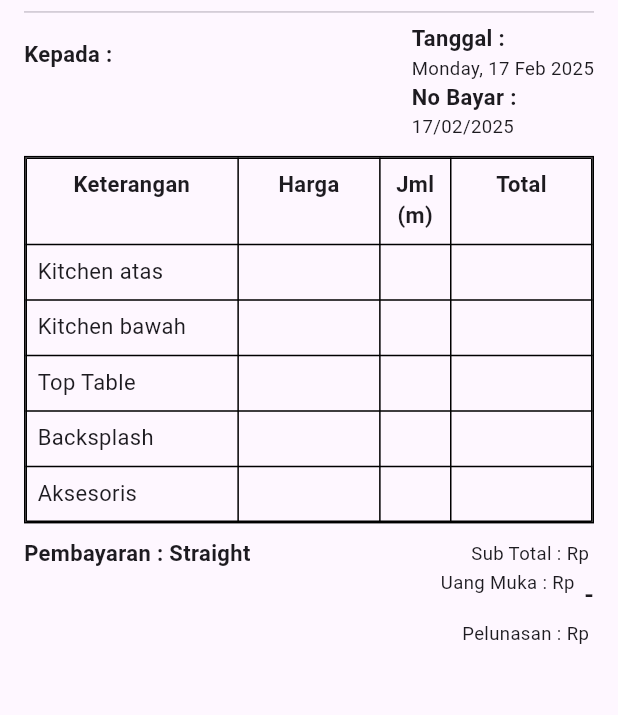
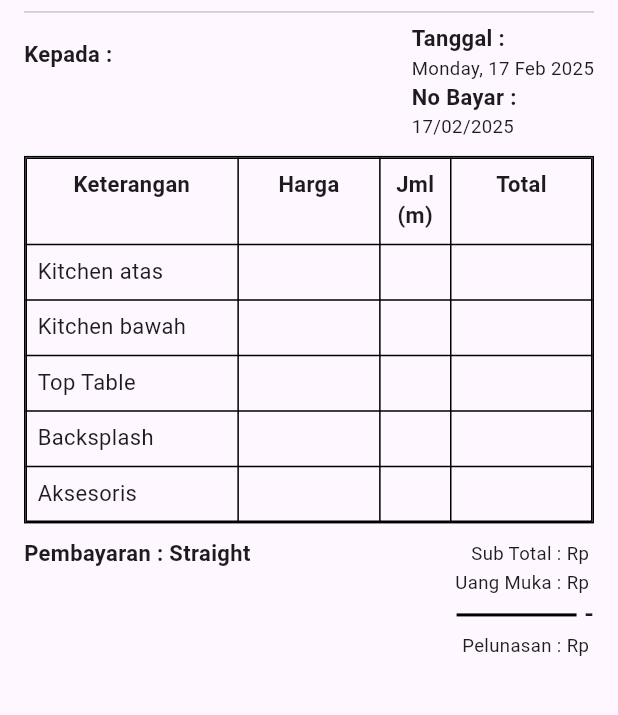
Before and after one commit to KangAbib/perhitungan_interior_candratama, a Flutter app: the INV_TipeStraight screen opened directly, on a phone screen of 412 x 824 dp, the part 87-802 px from its top. Run offline on Flutter 3.47's test engine with Material 3 defaults, Android fonts, the phone set to English and light mode, and no system bars; our stand-ins replace google_fonts.

Commit message:
perubahan di tipe stright dan inv

```diff
--- a/lib/Invoice/INV_tipe_straight.dart
+++ b/lib/Invoice/INV_tipe_straight.dart
@@ -154,30 +154,30 @@ class INV_TipeStraight extends StatelessWidget {
             Padding(
   padding: const EdgeInsets.only(left: 0.0),
   child: Column(
-    crossAxisAlignment: CrossAxisAlignment.end, // Menjaga konten di kanan
+    crossAxisAlignment: CrossAxisAlignment.end, // Semua elemen sejajar ke kanan
     children: [
-      Row(
-        mainAxisAlignment: MainAxisAlignment.end, // Menempatkan konten di kanan
-        children: [
-          // Menggunakan Column untuk meletakkan Text dan Divider
-          Column(
-            crossAxisAlignment: CrossAxisAlignment.end, // Teks dan divider ke kanan
-            children: [
+      // Uang Muka
       Text(
         "Uang Muka : Rp ",
         style: TextStyle(
           fontSize: getResponsiveFontSize(context, factor: 0.03),
         ),
       ),
-              Divider(
+
+      // Row untuk Garis dan Tanda Minus
+      Row(
+        mainAxisAlignment: MainAxisAlignment.end, // Elemen sejajar ke kanan
+        children: [
+          // Garis di sebelah kiri tanda minus
+          Expanded(
+            child: Divider(
               thickness: 2,
               color: Colors.black,
-                indent: MediaQuery.of(context).size.width * 0.2, // Mengurangi panjang garis
-                endIndent: MediaQuery.of(context).size.width * 0.2, // Mengurangi panjang garis
+              indent: MediaQuery.of(context).size.width * 0.7, // Sesuaikan panjang garis
+              endIndent: 5, // Jarak ke tanda minus
             ),
-            ],
           ),
-          SizedBox(width: 3), // Jarak antara teks dan tanda kurang
+          // Tanda Minus
           Text(
             "-",
             style: TextStyle(
@@ -187,6 +187,8 @@ class INV_TipeStraight extends StatelessWidget {
           ),
         ],
       ),
+
+      // Pelunasan
       Text(
         "Pelunasan : Rp ",
         style: TextStyle(
@@ -196,6 +198,7 @@ class INV_TipeStraight extends StatelessWidget {
     ],
   ),
 ),
+
 
           ],
         ),
```
Lines whose indentation alone changed are shown as unchanged.
